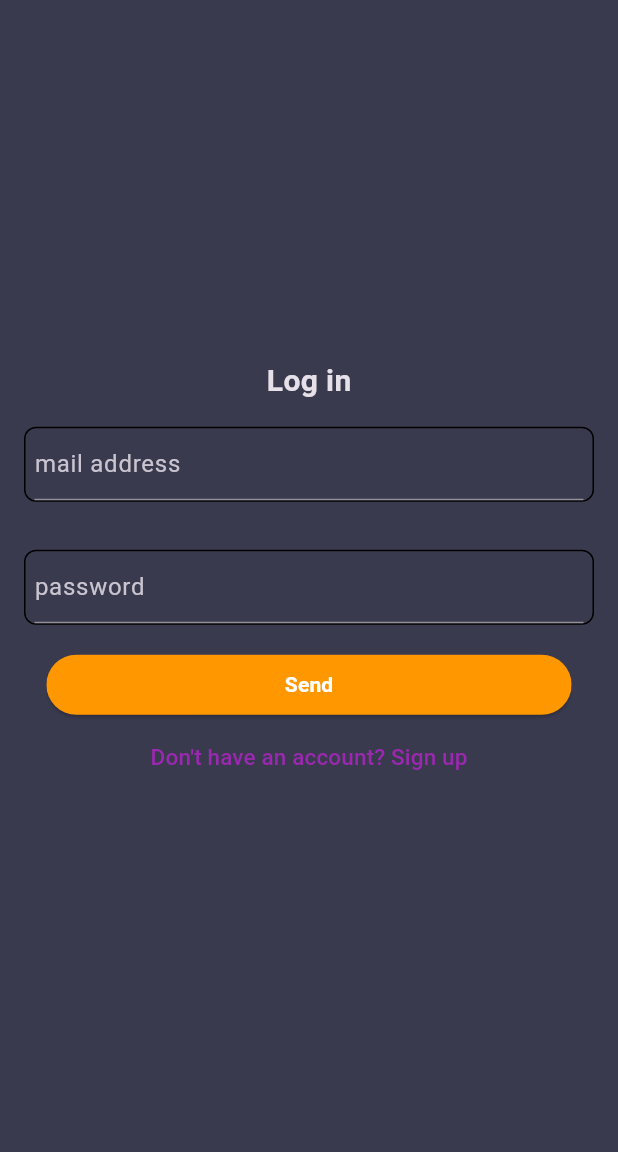
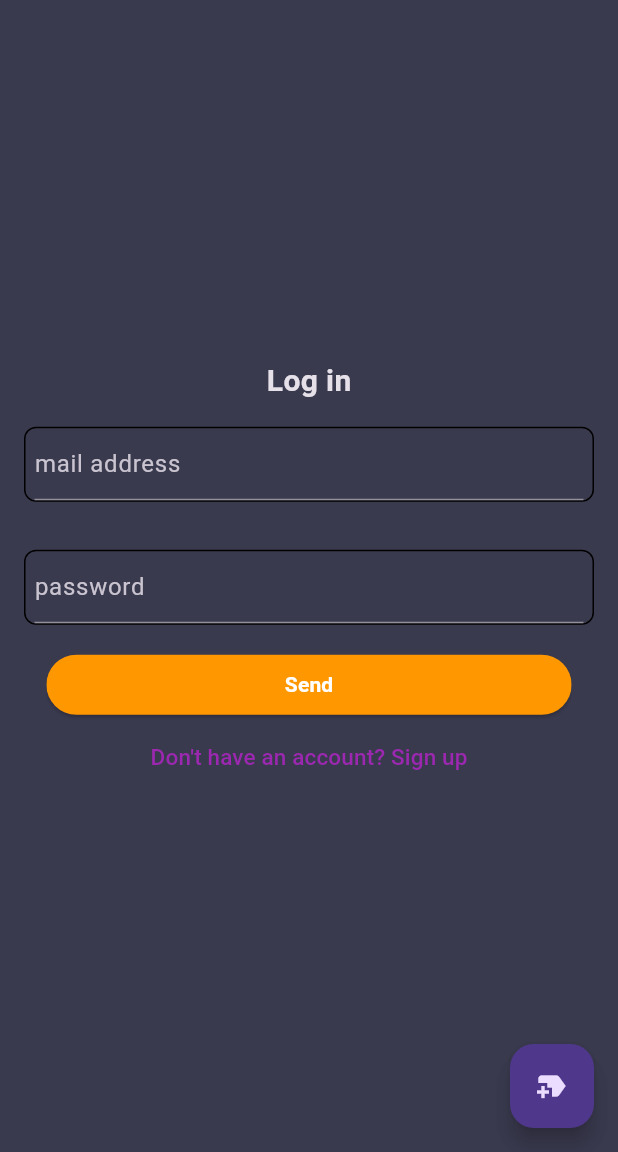
Before and after one commit to uemura999/text_sns, a Flutter app: the screen it shows after launch, on a phone screen of 412 x 824 dp, the part 84-1236 px from its top. Run offline on Flutter 3.47's test engine with Material 3 defaults, Android fonts, the phone set to English and light mode, and no system bars; our stand-ins replace cloud_firestore, firebase_auth, firebase_core, firebase_remote_config, flutter_dotenv, fluttertoast and 4 more; missing offline and left inert: minio_new; accounts and stored records are empty; generated files the repository leaves out were written again.

Commit message:
投稿を行うページを作成しよう

```diff
--- a/lib/controllers/my_home_page_controller.dart
+++ b/lib/controllers/my_home_page_controller.dart
@@ -1,3 +1,8 @@
 import 'package:get/get.dart';
+import 'package:text_sns/view/pages/create_post_page.dart';
 
-class MyHomePageController extends GetxController {}
+class MyHomePageController extends GetxController {
+  void onFloatingActionButtonPressed() {
+    Get.toNamed(CreatePostPage.path);
+  }
+}
--- a/lib/router/get_pages.dart
+++ b/lib/router/get_pages.dart
@@ -1,5 +1,6 @@
 import 'package:get/get.dart';
 import 'package:text_sns/view/pages/account_page.dart';
+import 'package:text_sns/view/pages/create_post_page.dart';
 import 'package:text_sns/view/pages/logouted_page.dart';
 import 'package:text_sns/view/pages/reauthenticate_page.dart';
 import 'package:text_sns/view/pages/update_email_page.dart';
@@ -15,6 +16,7 @@ class GetPages {
         name: ReauthenticatePage.path, page: () => const ReauthenticatePage()),
     GetPage(
         name: UpdatePasswordPage.path, page: () => const UpdatePasswordPage()),
-    GetPage(name: UserDeletedPage.path, page: () => const UserDeletedPage())
+    GetPage(name: UserDeletedPage.path, page: () => const UserDeletedPage()),
+    GetPage(name: CreatePostPage.path, page: () => const CreatePostPage())
   ];
 }
--- a/lib/view/pages/my_home_page/my_home_page.dart
+++ b/lib/view/pages/my_home_page/my_home_page.dart
@@ -15,12 +15,16 @@ class MyHomePage extends StatelessWidget {
 
   @override
   Widget build(BuildContext context) {
-    Get.put(MyHomePageController());
+    final controller = Get.put(MyHomePageController());
     final authController = Get.put(AuthController());
     final remoteConfigController = Get.put(RemoteConfigController());
     return Scaffold(
         appBar: AppBar(
           title: Text(F.title),
+        ),
+        floatingActionButton: FloatingActionButton(
+          onPressed: controller.onFloatingActionButtonPressed,
+          child: const Icon(Icons.new_label),
         ),
         drawer: const OriginalDrawer(),
         body: Obx(() {
```
Also changed, not shown: lib/controllers/create_post_controller.dart (added, +21 -0 lines), lib/view/pages/create_post_page.dart (added, +21 -0 lines).
